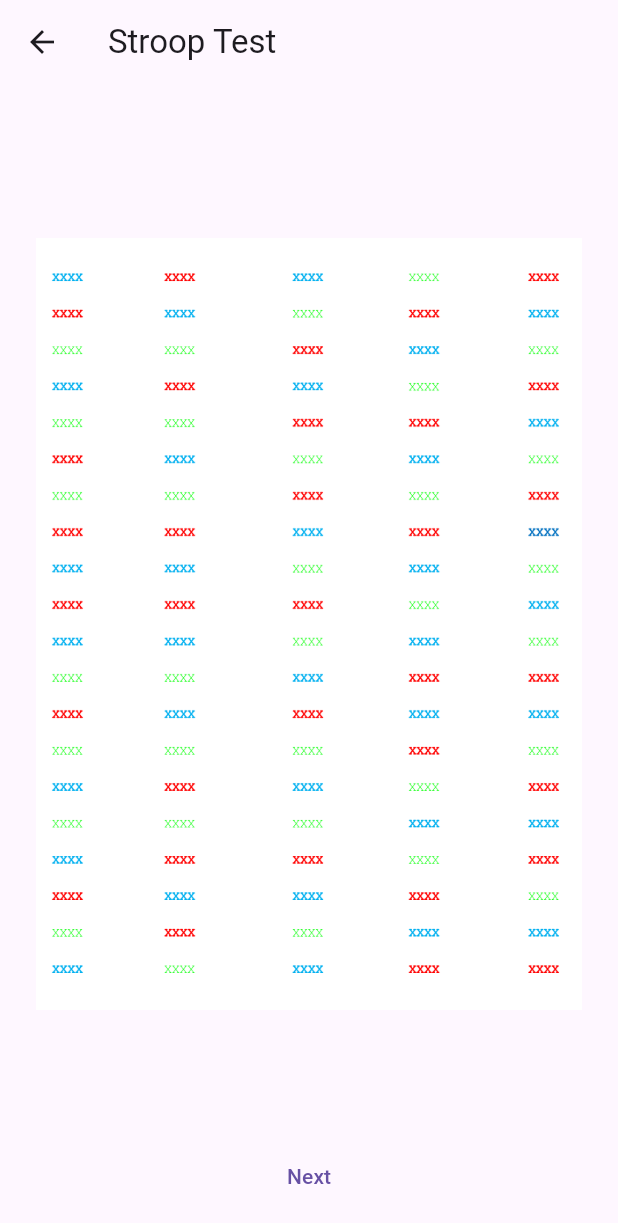
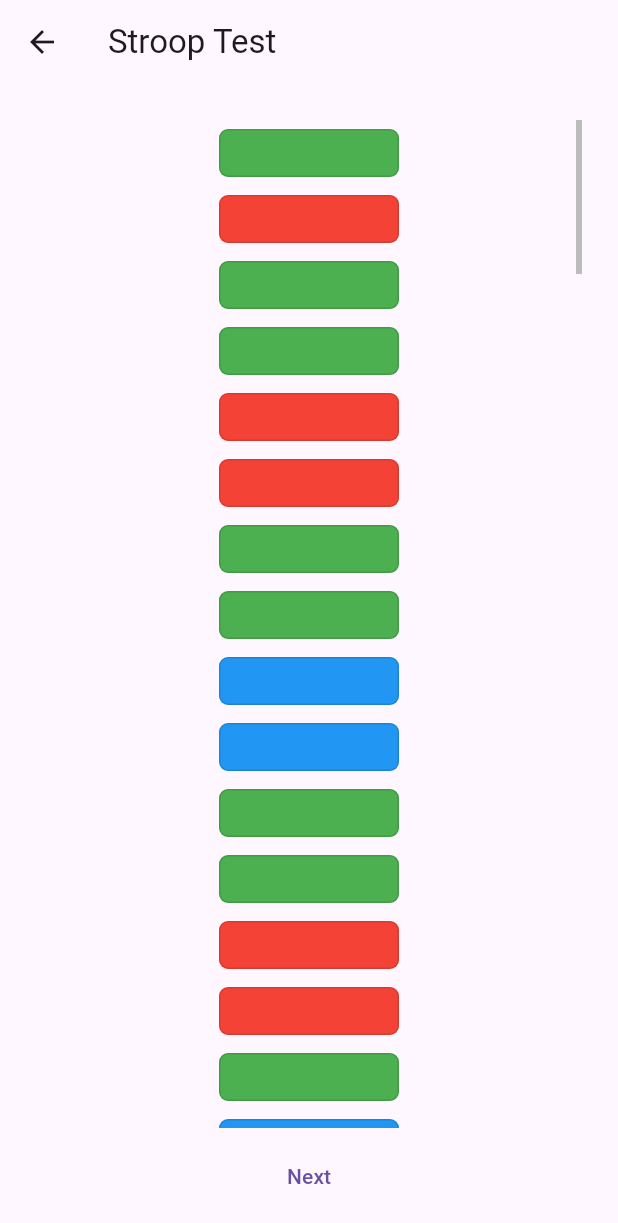
Before and after one commit to dcajal/cognitive_tests, a Flutter app: the StroopTestPage screen opened directly, after a tap on "Next", on a phone screen of 412 x 824 dp. Shown: the top 1223 px of the screen. Run offline on Flutter 3.47's test engine with Material 3 defaults, Android fonts, the phone set to English and light mode, and no system bars; our stand-ins replace sprintf; missing offline and left inert: record.

Commit message:
Enhance Stroop Test: implement dynamic generation of stimuli, add configurable item count and language support, and update StroopViewer for new data structure

```diff
--- a/example/lib/stroop_test_page.dart
+++ b/example/lib/stroop_test_page.dart
@@ -22,6 +22,8 @@ class StroopTestPageState extends State<StroopTestPage> {
 
     _test = StroopTest(
       enableAudioRecording: true,
+      itemCount: 100,
+      language: StroopLanguage.english,
     );
 
     _test.initialize();
@@ -54,6 +56,7 @@ class StroopTestPageState extends State<StroopTestPage> {
               child: Padding(
                 padding: const EdgeInsets.all(8.0),
                 child: StroopViewer(
+                  test: _test,
                   currentPage: _test.testPage,
                 ),
               ),
--- a/lib/src/tests/stroop_test.dart
+++ b/lib/src/tests/stroop_test.dart
@@ -1,5 +1,6 @@
 import 'dart:async';
 import 'dart:io';
+import 'dart:math';
 
 import 'package:flutter/material.dart';
 import 'package:path_provider/path_provider.dart';
@@ -8,6 +9,9 @@ import 'package:sprintf/sprintf.dart';
 
 import '../interfaces/test_result_handler.dart';
 import '../models/test_results.dart';
+
+/// Supported languages for the Stroop Test stimuli
+enum StroopLanguage { english, spanish }
 
 /// StroopTest - Stroop cognitive test
 ///
@@ -26,8 +30,33 @@ class StroopTest {
   /// Whether to enable audio recording
   final bool enableAudioRecording;
 
+  /// Number of items per page (words or color patches). Default 100.
+  final int itemCount;
+
+  /// Language for displayed words.
+  final StroopLanguage language;
+
+  /// Random generator (can be injected for reproducibility in tests).
+  final Random _rng;
+
   /// Constructor
-  StroopTest({this.resultHandler, this.enableAudioRecording = true});
+  StroopTest({
+    this.resultHandler,
+    this.enableAudioRecording = true,
+    this.itemCount = 100,
+    this.language = StroopLanguage.english,
+    Random? random,
+  }) : _rng = random ?? Random();
+
+  /// Stroop Data
+  late final List<StroopWordItem> _page0Words; // Congruent words in black ink
+  late final List<StroopColorItem> _page1Colors; // Color patches only
+  late final List<StroopWordItem> _page2Words; // Incongruent word-color pairs
+
+  /// Public getters
+  List<StroopWordItem> get page0Words => _page0Words;
+  List<StroopColorItem> get page1Colors => _page1Colors;
+  List<StroopWordItem> get page2Words => _page2Words;
 
   /// Audio recorder for capturing user responses
   final AudioRecorder _recorder = AudioRecorder();
@@ -52,6 +81,7 @@ class StroopTest {
 
   /// Initialize the audio recorder and request permissions
   Future<bool> initialize() async {
+    _generateItems();
     if (!enableAudioRecording) {
       debugPrint('Audio recording disabled');
       return true;
@@ -148,4 +178,59 @@ class StroopTest {
       }
     }
   }
+
+  /// Item generation
+  void _generateItems() {
+    // Available colors & words
+    const List<Color> colors = [Colors.red, Colors.green, Colors.blue];
+    final List<String> words = switch (language) {
+      StroopLanguage.english => ['RED', 'GREEN', 'BLUE'],
+      StroopLanguage.spanish => ['ROJO', 'VERDE', 'AZUL'],
+    };
+
+    // Helper indices list for uniform distribution
+    List<int> uniformIndices(int n) {
+      final list = <int>[];
+      while (list.length < itemCount) {
+        for (int i = 0; i < n && list.length < itemCount; i++) {
+          list.add(i);
+        }
+      }
+      list.shuffle(_rng);
+      return list;
+    }
+
+    final wordIndices = uniformIndices(words.length);
+    final colorIndices = uniformIndices(colors.length);
+
+    // Page 0: words in black ink
+    _page0Words = List.generate(
+        itemCount, (i) => StroopWordItem(words[wordIndices[i]], Colors.black));
+
+    // Page 1: color patches only
+    _page1Colors = List.generate(
+        itemCount, (i) => StroopColorItem(colors[colorIndices[i]]));
+
+    // Page 2: incongruent word-color pairs
+    _page2Words = List.generate(itemCount, (i) {
+      final wordIdx = wordIndices[i];
+      int colorIdx;
+      // Pick a color different from the word's semantic color
+      do {
+        colorIdx = _rng.nextInt(colors.length);
+      } while (colorIdx == wordIdx); // ensure incongruence
+      return StroopWordItem(words[wordIdx], colors[colorIdx]);
+    });
+  }
 }
+
+class StroopWordItem {
+  final String text;
+  final Color color;
+  StroopWordItem(this.text, this.color);
+}
+
+class StroopColorItem {
+  final Color color;
+  StroopColorItem(this.color);
+}
--- a/lib/src/widgets/stroop_viewer.dart
+++ b/lib/src/widgets/stroop_viewer.dart
@@ -1,30 +1,115 @@
 import 'package:flutter/material.dart';
+import '../tests/stroop_test.dart';
 
-class StroopViewer extends StatelessWidget {
+/// Displays the Stroop test stimuli for the current page.
+/// Scroll position resets to top whenever the page changes.
+class StroopViewer extends StatefulWidget {
+  final StroopTest test;
   final int currentPage;
-  final VoidCallback? onPageChangeRequested;
 
   const StroopViewer({
     super.key,
+    required this.test,
     required this.currentPage,
-    this.onPageChangeRequested,
   });
 
-  static const List<String> _pageAssets = [
-    'assets/stroop-0.png',
-    'assets/stroop-1.png',
-    'assets/stroop-2.png',
-  ];
+  static int get totalPages => StroopTest.totalPages;
 
-  static int get totalPages => _pageAssets.length;
+  @override
+  State<StroopViewer> createState() => _StroopViewerState();
+}
+
+class _StroopViewerState extends State<StroopViewer> {
+  late final ScrollController _controller;
+
+  @override
+  void initState() {
+    super.initState();
+    _controller = ScrollController();
+  }
+
+  @override
+  void didUpdateWidget(covariant StroopViewer oldWidget) {
+    super.didUpdateWidget(oldWidget);
+    if (oldWidget.currentPage != widget.currentPage) {
+      // Jump to top instantly on page change
+      if (_controller.hasClients) {
+        _controller.jumpTo(0);
+      }
+    }
+  }
+
+  @override
+  void dispose() {
+    _controller.dispose();
+    super.dispose();
+  }
 
   @override
   Widget build(BuildContext context) {
-    final safeIndex = currentPage.clamp(0, _pageAssets.length - 1);
-    return Image.asset(
-      _pageAssets[safeIndex],
-      fit: BoxFit.contain,
-      package: 'cognitive_tests',
+    switch (widget.currentPage) {
+      case 0:
+        return _buildWordList(widget.test.page0Words, context);
+      case 1:
+        return _buildColorPatchList(widget.test.page1Colors, context);
+      case 2:
+        return _buildWordList(widget.test.page2Words, context);
+      default:
+        return const SizedBox.shrink();
+    }
+  }
+
+  Widget _buildWordList(List<dynamic> stimuli, BuildContext context) {
+    return Scrollbar(
+      thumbVisibility: true,
+      controller: _controller,
+      child: ListView.builder(
+        controller: _controller,
+        itemCount: stimuli.length,
+        itemBuilder: (context, index) {
+          final s = stimuli[index];
+          return Padding(
+            padding: const EdgeInsets.symmetric(vertical: 4.0),
+            child: Center(
+              child: Text(
+                s.text,
+                style: Theme.of(context).textTheme.headlineSmall?.copyWith(
+                      color: s.color,
+                      fontWeight: FontWeight.bold,
+                    ),
+              ),
+            ),
+          );
+        },
+      ),
+    );
+  }
+
+  Widget _buildColorPatchList(List<dynamic> stimuli, BuildContext context) {
+    return Scrollbar(
+      thumbVisibility: true,
+      controller: _controller,
+      child: ListView.builder(
+        controller: _controller,
+        itemCount: stimuli.length,
+        itemBuilder: (context, index) {
+          final s = stimuli[index];
+          return Padding(
+            padding: const EdgeInsets.symmetric(vertical: 6.0),
+            child: Center(
+              child: Container(
+                width: 120,
+                height: 32,
+                decoration: BoxDecoration(
+                  color: s.color,
+                  borderRadius: BorderRadius.circular(6),
+                  border: Border.all(color: Colors.black12),
+                ),
+              ),
+            ),
+          );
+        },
+      ),
     );
   }
 }
```
Also changed, not shown: 1 other file.
